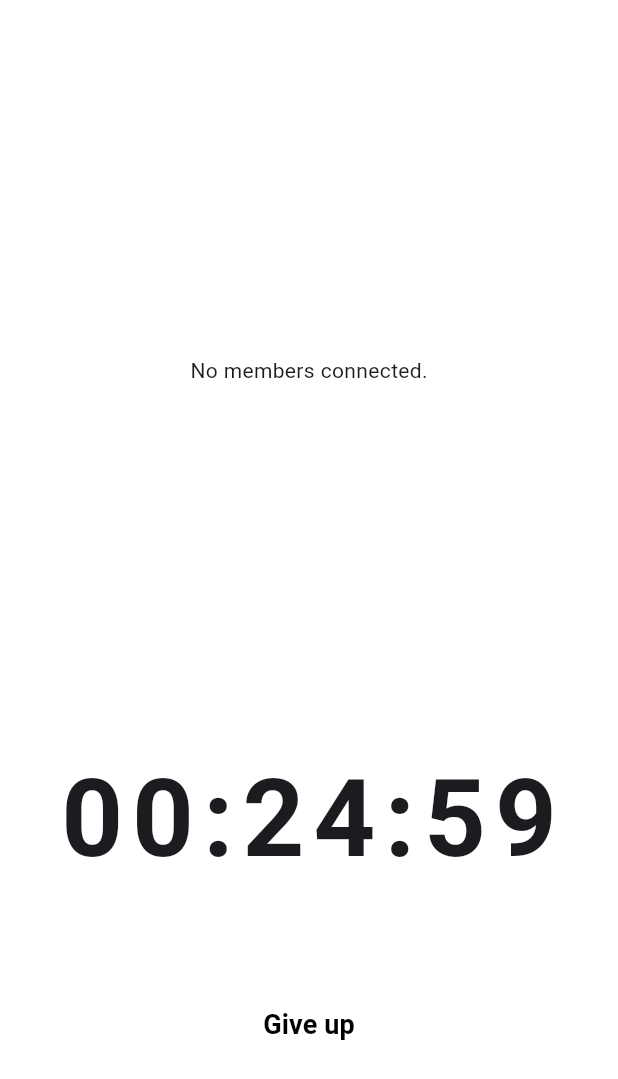
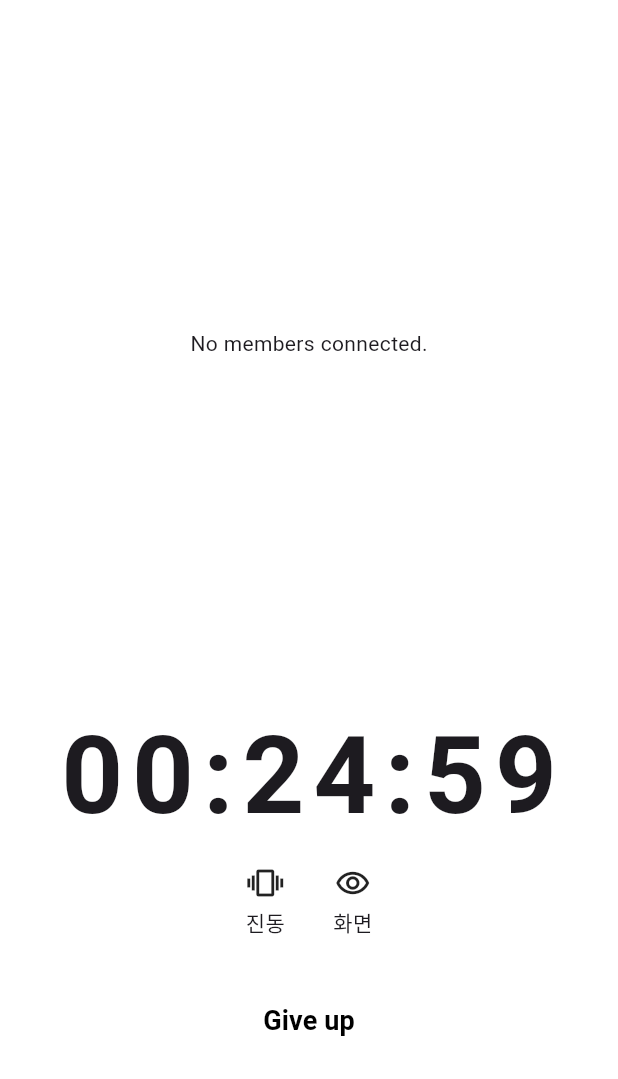
Before and after one commit to pomodak/pomodak-flutter, a Flutter app: the GroupTimerPage screen opened by its route, on a phone screen of 412 x 824 dp. Shown: the top 1079 px of the screen. Run offline on Flutter 3.47's test engine with Material 3 defaults, Android fonts, the phone set to English and light mode, and no system bars; drawn by our look-alikes of loader_overlay; our stand-ins replace another_flushbar, awesome_bottom_bar, confetti, dio, flutter_dotenv, flutter_local_notifications and 16 more; missing offline and left inert: kakao_flutter_sdk_user; accounts and stored records are empty; network calls fail.

Commit message:
Add system settings access from TimerPage for user convenience

```diff
--- a/lib/views/screens/group_timer/group_timer_page.dart
+++ b/lib/views/screens/group_timer/group_timer_page.dart
@@ -6,6 +6,7 @@ import 'package:pomodak/view_models/group_timer_view_model.dart';
 import 'package:pomodak/view_models/timer_state_view_model/timer_state_view_model.dart';
 import 'package:pomodak/views/screens/group_timer/widgets/members_grid_view.dart';
 import 'package:pomodak/views/screens/timer/widgets/timer_display.dart';
+import 'package:pomodak/views/screens/timer/widgets/timer_setting_toggle.dart';
 import 'package:pomodak/views/screens/timer/widgets/timer_stop_button.dart';
 import 'package:provider/provider.dart';
 import 'package:wakelock_plus/wakelock_plus.dart';
@@ -27,7 +28,6 @@ class _GroupTimerPageState extends State<GroupTimerPage> {
     // 위젯이 완전히 빌드된 뒤 실행함
     WidgetsBinding.instance.addPostFrameCallback((_) {
       _startTimer();
-      _maybeEnableWakeLock();
       _connectToSocket();
     });
   }
@@ -36,13 +36,6 @@ class _GroupTimerPageState extends State<GroupTimerPage> {
     final timerStateViewModel =
         Provider.of<TimerStateViewModel>(context, listen: false);
     timerStateViewModel.timerStart();
-  }
-
-  void _maybeEnableWakeLock() {
-    final appViewModel = Provider.of<AppViewModel>(context, listen: false);
-    if (appViewModel.keepScreenOn) {
-      WakelockPlus.enable();
-    }
   }
 
   @override
@@ -63,28 +56,54 @@ class _GroupTimerPageState extends State<GroupTimerPage> {
 
   @override
   Widget build(BuildContext context) {
-    return const Scaffold(
+    var appViewModel = Provider.of<AppViewModel>(context);
+    return Scaffold(
       body: Column(
         children: [
-          Expanded(
-            flex: 3,
+          const Expanded(
+            flex: 5,
             child: MembersGridView(),
           ),
           Expanded(
-            flex: 2,
+            flex: 4,
             child: Row(
               mainAxisAlignment: MainAxisAlignment.center,
               children: [
                 Column(
                   children: [
                     Expanded(
-                      child: TimerDisplay(),
+                      child: Column(
+                        mainAxisAlignment: MainAxisAlignment.center,
+                        children: [
+                          const TimerDisplay(),
+                          Row(
+                            children: [
+                              SettingToggle(
+                                isActive: appViewModel.vibration,
+                                icon: Icons.vibration,
+                                label: "진동",
+                                onTap: () => appViewModel.vibration =
+                                    !appViewModel.vibration,
+                              ),
+                              const SizedBox(width: 16),
+                              SettingToggle(
+                                isActive: appViewModel.keepScreenOn,
+                                icon: Icons.remove_red_eye_outlined,
+                                label: "화면",
+                                onTap: () => appViewModel.keepScreenOn =
+                                    !appViewModel.keepScreenOn,
+                              ),
+                            ],
+                          ),
+                        ],
+                      ),
                     ),
-                    Expanded(
+                    const Expanded(
                       child: Column(
                         children: [
                           Row(
                             children: [
+                              SizedBox(height: 80),
                               TimerStopButton(),
                             ],
                           ),
--- /dev/null
+++ b/lib/views/screens/timer/widgets/timer_setting_toggle.dart
@@ -0,0 +1,34 @@
+import 'package:flutter/material.dart';
+
+class SettingToggle extends StatelessWidget {
+  final bool isActive;
+  final IconData icon;
+  final String label;
+  final VoidCallback onTap;
+
+  const SettingToggle({
+    super.key,
+    required this.isActive,
+    required this.icon,
+    required this.label,
+    required this.onTap,
+  });
+
+  @override
+  Widget build(BuildContext context) {
+    return InkWell(
+      borderRadius: BorderRadius.circular(8),
+      onTap: onTap,
+      child: Padding(
+        padding: const EdgeInsets.all(8.0),
+        child: Column(
+          children: [
+            Icon(isActive ? icon : Icons.close),
+            const SizedBox(height: 4),
+            Text(label),
+          ],
+        ),
+      ),
+    );
+  }
+}
```
Also changed, not shown: lib/view_models/app_view_model.dart (+32 -0 lines), lib/views/screens/timer/timer_page.dart (+27 -14 lines), 1 other file.
